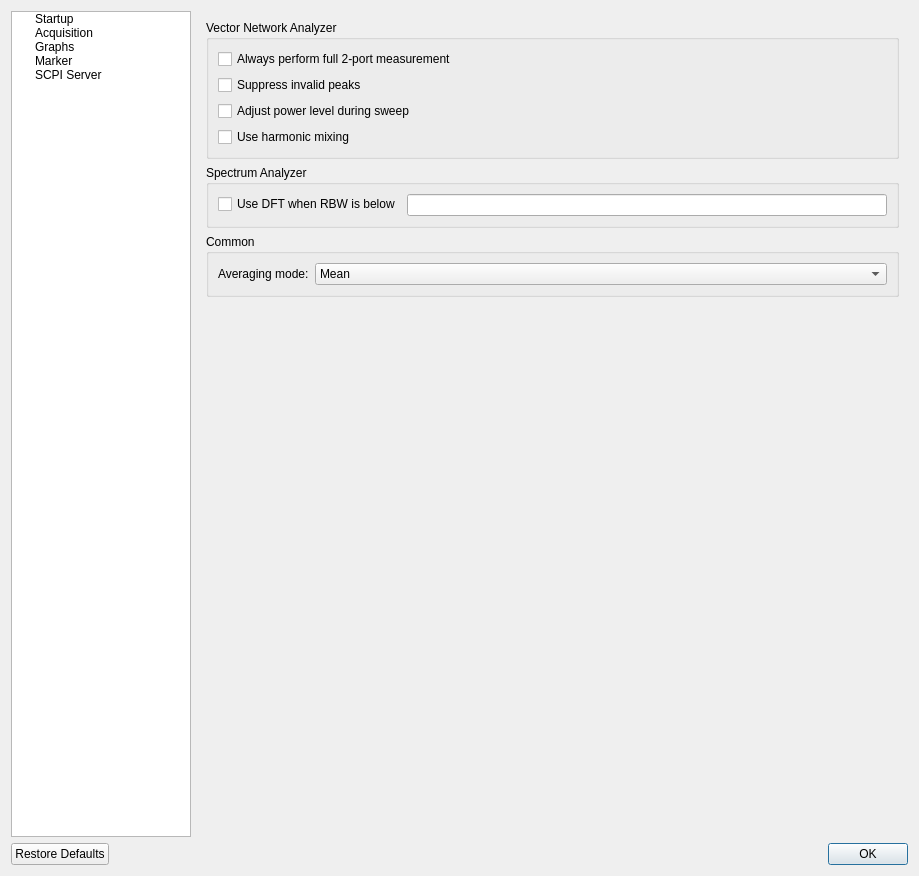
First picture: the form in Software/PC_Application/preferencesdialog.ui, repository jankae/LibreVNA, before the edit.
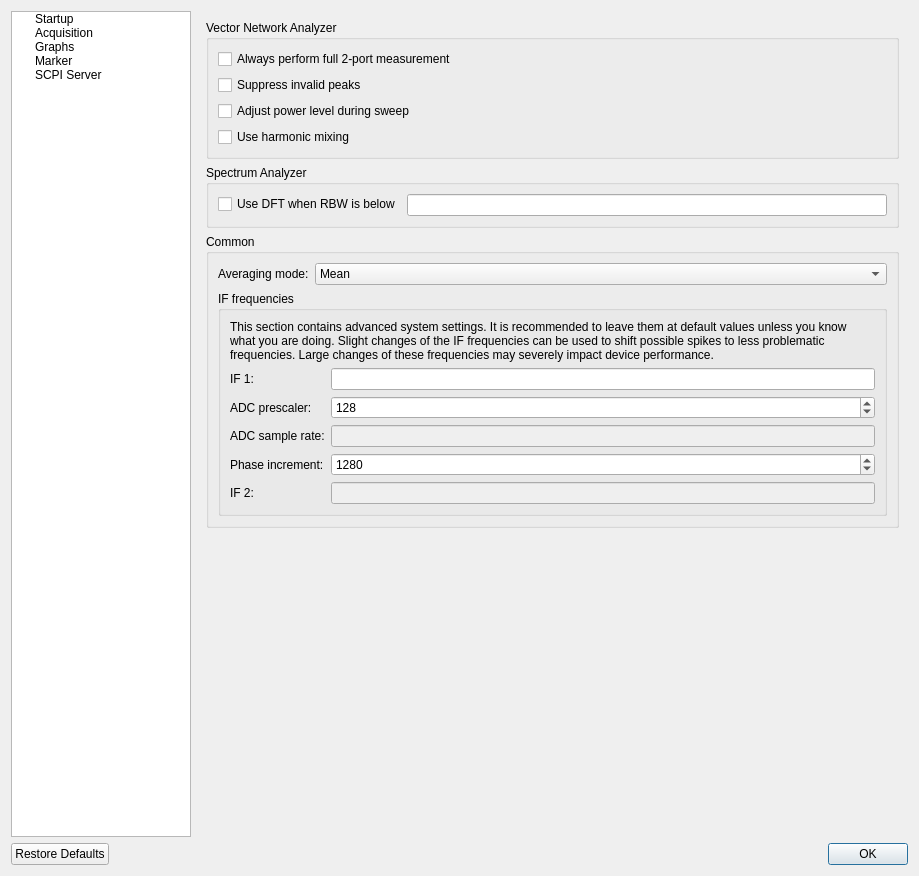
Second picture: the form after the edit. The open tabs and pages were chosen to show the change. Custom widgets are drawn as their Qt base class.

Commit message: user selectable IF frequencies

Patch:
```diff
--- a/Software/PC_Application/preferencesdialog.ui
+++ b/Software/PC_Application/preferencesdialog.ui
@@ -569,7 +569,7 @@
         </layout>
        </widget>
        <widget class="QWidget" name="Acquisition">
-        <layout class="QVBoxLayout" name="verticalLayout_5">
+        <layout class="QVBoxLayout" name="verticalLayout_15">
          <item>
           <widget class="QGroupBox" name="groupBox_6">
            <property name="title">
@@ -647,7 +647,9 @@
            <property name="title">
             <string>Common</string>
            </property>
-           <layout class="QFormLayout" name="formLayout">
+           <layout class="QVBoxLayout" name="verticalLayout_14">
+            <item>
+             <layout class="QFormLayout" name="formLayout_10">
             <item row="0" column="0">
              <widget class="QLabel" name="label_26">
               <property name="text">
@@ -667,6 +669,119 @@
                 <string>Median</string>
                </property>
               </item>
+               </widget>
+              </item>
+             </layout>
+            </item>
+            <item>
+             <widget class="QGroupBox" name="groupBox_15">
+              <property name="title">
+               <string>IF frequencies</string>
+              </property>
+              <layout class="QVBoxLayout" name="verticalLayout_5">
+               <item>
+                <widget class="QLabel" name="label_34">
+                 <property name="text">
+                  <string>This section contains advanced system settings. It is recommended to leave them at default values unless you know what you are doing. Slight changes of the IF frequencies can be used to shift possible spikes to less problematic frequencies. Large changes of these frequencies may severely impact device performance.</string>
+                 </property>
+                 <property name="wordWrap">
+                  <bool>true</bool>
+                 </property>
+                </widget>
+               </item>
+               <item>
+                <layout class="QFormLayout" name="formLayout">
+                 <item row="0" column="0">
+                  <widget class="QLabel" name="label_29">
+                   <property name="text">
+                    <string>IF 1:</string>
+                   </property>
+                  </widget>
+                 </item>
+                 <item row="0" column="1">
+                  <widget class="SIUnitEdit" name="AcquisitionIF1">
+                   <property name="toolTip">
+                    <string>&lt;html&gt;&lt;head/&gt;&lt;body&gt;&lt;p&gt;Frequency of the first IF&lt;/p&gt;&lt;/body&gt;&lt;/html&gt;</string>
+                   </property>
+                  </widget>
+                 </item>
+                 <item row="1" column="0">
+                  <widget class="QLabel" name="label_30">
+                   <property name="text">
+                    <string>ADC prescaler:</string>
+                   </property>
+                  </widget>
+                 </item>
+                 <item row="1" column="1">
+                  <widget class="QSpinBox" name="AcquisitionADCpresc">
+                   <property name="toolTip">
+                    <string>&lt;html&gt;&lt;head/&gt;&lt;body&gt;&lt;p&gt;ADC prescaler in FPGA. The ADC sample rate is determined by 102.4MHz/prescaler&lt;/p&gt;&lt;/body&gt;&lt;/html&gt;</string>
+                   </property>
+                   <property name="minimum">
+                    <number>112</number>
+                   </property>
+                   <property name="maximum">
+                    <number>255</number>
+                   </property>
+                   <property name="value">
+                    <number>128</number>
+                   </property>
+                  </widget>
+                 </item>
+                 <item row="2" column="0">
+                  <widget class="QLabel" name="label_31">
+                   <property name="text">
+                    <string>ADC sample rate:</string>
+                   </property>
+                  </widget>
+                 </item>
+                 <item row="2" column="1">
+                  <widget class="SIUnitEdit" name="AcquisitionADCRate">
+                   <property name="enabled">
+                    <bool>false</bool>
+                   </property>
+                  </widget>
+                 </item>
+                 <item row="3" column="0">
+                  <widget class="QLabel" name="label_32">
+                   <property name="text">
+                    <string>Phase increment:</string>
+                   </property>
+                  </widget>
+                 </item>
+                 <item row="3" column="1">
+                  <widget class="QSpinBox" name="AcquisitionADCphaseInc">
+                   <property name="toolTip">
+                    <string>&lt;html&gt;&lt;head/&gt;&lt;body&gt;&lt;p&gt;Phase increment per ADC sample. Together with the ADC sample rate this determines the frequency of the second IF&lt;/p&gt;&lt;/body&gt;&lt;/html&gt;</string>
+                   </property>
+                   <property name="minimum">
+                    <number>1</number>
+                   </property>
+                   <property name="maximum">
+                    <number>4095</number>
+                   </property>
+                   <property name="value">
+                    <number>1280</number>
+                   </property>
+                  </widget>
+                 </item>
+                 <item row="4" column="0">
+                  <widget class="QLabel" name="label_33">
+                   <property name="text">
+                    <string>IF 2:</string>
+                   </property>
+                  </widget>
+                 </item>
+                 <item row="4" column="1">
+                  <widget class="SIUnitEdit" name="AcquisitionIF2">
+                   <property name="enabled">
+                    <bool>false</bool>
+                   </property>
+                  </widget>
+                 </item>
+                </layout>
+               </item>
+              </layout>
              </widget>
             </item>
            </layout>
```
Left out of the diff: 2 changed lines with no effect on the pictures. Lines whose indentation alone changed are shown as unchanged. The commit also changes 11 other files.
